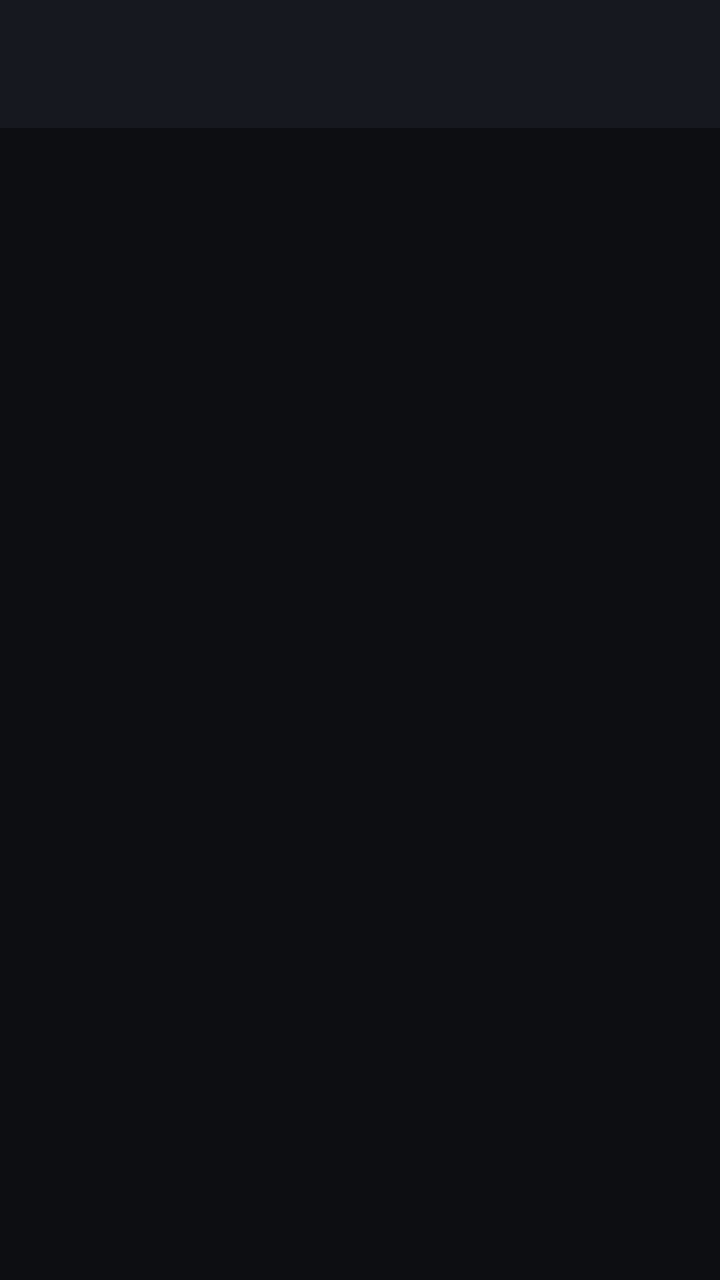
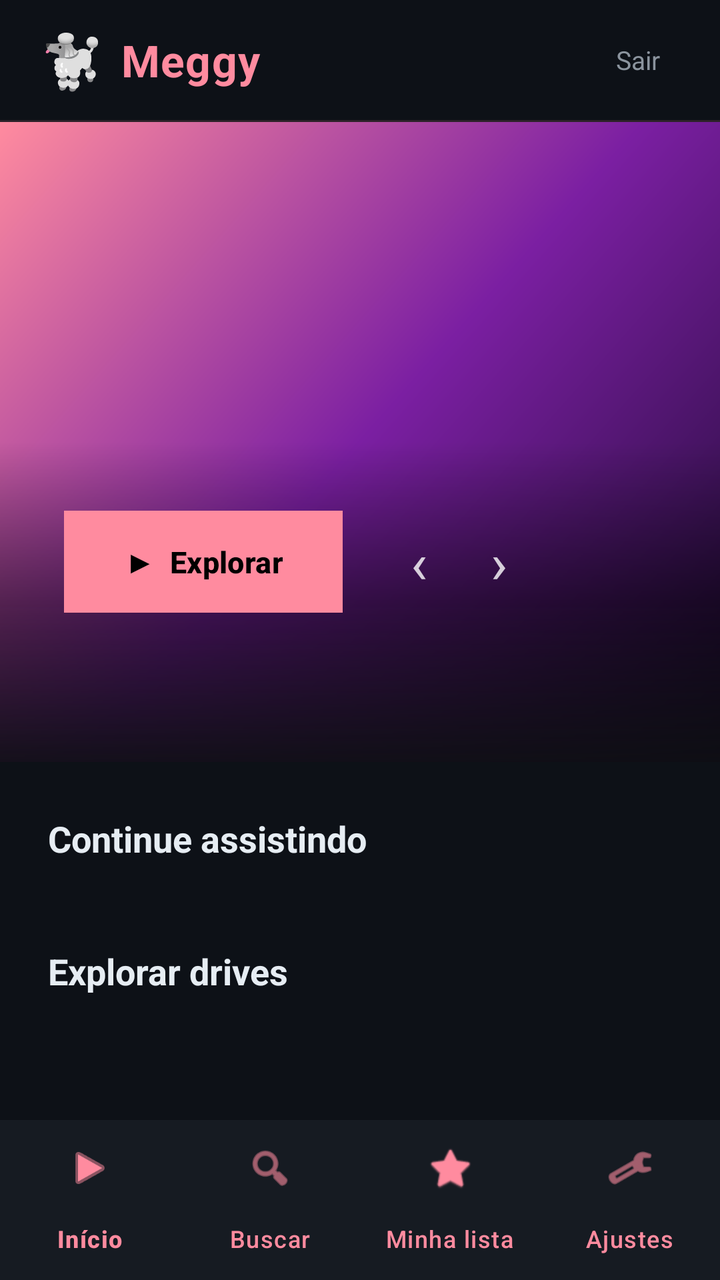

The first picture is an Android layout as it rendered before a commit; the second is the same layout after the commit. The layout source and the unified diff follow.
<!-- AndroidManifest.xml: application theme Theme.Meggy -->
<!-- res/layout/activity_home.xml -->
<?xml version="1.0" encoding="utf-8"?>
<LinearLayout xmlns:android="http://schemas.android.com/apk/res/android"
    xmlns:app="http://schemas.android.com/apk/res-auto"
    android:layout_width="match_parent"
    android:layout_height="match_parent"
    android:orientation="vertical"
    android:background="@color/md_background">

    <com.google.android.material.appbar.MaterialToolbar
        android:id="@+id/toolbar"
        android:layout_width="match_parent"
        android:layout_height="?attr/actionBarSize"
        android:background="@color/md_surface"
        android:elevation="0dp"
        app:titleTextColor="@color/md_on_surface"
        app:navigationIconTint="@color/md_on_surface" />

    <androidx.recyclerview.widget.RecyclerView
        android:id="@+id/recycler"
        android:layout_width="match_parent"
        android:layout_height="0dp"
        android:layout_weight="1"
        android:clipToPadding="false"
        android:padding="12dp"
        android:scrollbars="vertical"
        android:scrollbarFadeDuration="0" />

</LinearLayout>
<!-- resources referenced by this layout -->
<resources>
  <color name="md_background">#FF0D0E12</color>
  <color name="md_on_surface">#FFEAEAF0</color>
  <color name="md_surface">#FF16181F</color>
  <color name="md_primary">#FFFF8B9F</color>
  <color name="md_on_primary">#FF1A0A0F</color>
  <color name="md_primary_container">#FF7B1FA2</color>
  <color name="md_on_primary_container">#FFFFEAF1</color>
  <color name="md_secondary">#FFC026D3</color>
  <color name="md_on_secondary">#FF1A0A1F</color>
  <color name="md_secondary_container">#FF5A1B6E</color>
  <color name="md_on_secondary_container">#FFFBD7FF</color>
  <color name="md_surface_variant">#FF232634</color>
  <color name="md_on_background">#FFEAEAF0</color>
  <color name="md_on_surface_variant">#FFC0C4D0</color>
  <color name="md_outline">#FF3A3F4F</color>
  <color name="md_outline_variant">#FF2A2E3A</color>
  <color name="md_error">#FFCF6679</color>
  <color name="md_on_error">#FF600014</color>
  <style name="Widget.Meggy.CardView" parent="Widget.Material3.CardView.Filled">
          <item name="cardBackgroundColor">@color/md_surface_container</item>
          <item name="cardCornerRadius">20dp</item>
          <item name="cardElevation">2dp</item>
          <item name="contentPadding">0dp</item>
          <item name="strokeWidth">0dp</item>
      </style>
  <color name="md_surface_container">#FF1B1E27</color>
  <!-- unchanged entries left out for length: 1 -->
</resources>

<!-- the commit's change to res/layout/activity_home.xml (unified diff, before → after) -->
@@ -1,28 +1,258 @@
 <?xml version="1.0" encoding="utf-8"?>
 <LinearLayout xmlns:android="http://schemas.android.com/apk/res/android"
-    xmlns:app="http://schemas.android.com/apk/res-auto"
     android:layout_width="match_parent"
     android:layout_height="match_parent"
-    android:orientation="vertical"
-    android:background="@color/md_background">
-
-    <com.google.android.material.appbar.MaterialToolbar
-        android:id="@+id/toolbar"
-        android:layout_width="match_parent"
-        android:layout_height="?attr/actionBarSize"
-        android:background="@color/md_surface"
-        android:elevation="0dp"
-        app:titleTextColor="@color/md_on_surface"
-        app:navigationIconTint="@color/md_on_surface" />
-
-    <androidx.recyclerview.widget.RecyclerView
-        android:id="@+id/recycler"
+    android:background="@color/bg_primary"
+    android:orientation="vertical">
+
+    
+    <LinearLayout
+        android:layout_width="match_parent"
+        android:layout_height="60dp"
+        android:orientation="horizontal"
+        android:gravity="center_vertical"
+        android:paddingHorizontal="20dp"
+        android:background="@color/bg_primary">
+        <TextView
+            android:layout_width="wrap_content"
+            android:layout_height="wrap_content"
+            android:text="🐩"
+            android:textSize="26sp" />
+        <TextView
+            android:layout_width="wrap_content"
+            android:layout_height="wrap_content"
+            android:text="Meggy"
+            android:textSize="22sp"
+            android:textStyle="bold"
+            android:textColor="@color/meggy_pink"
+            android:layout_marginStart="8dp"
+            android:letterSpacing="0.02" />
+        <View
+            android:layout_width="0dp"
+            android:layout_height="1dp"
+            android:layout_weight="1" />
+        <TextView
+            android:id="@+id/top_sair"
+            android:layout_width="wrap_content"
+            android:layout_height="wrap_content"
+            android:text="Sair"
+            android:textColor="@color/text_secondary"
+            android:textSize="13sp"
+            android:padding="10dp"
+            android:focusable="true"
+            android:focusableInTouchMode="true"
+            android:clickable="true"
+            android:foreground="?attr/selectableItemBackground" />
+    </LinearLayout>
+
+    <View
+        android:layout_width="match_parent"
+        android:layout_height="1dp"
+        android:background="#22FF8B9F" />
+
+    
+    <androidx.core.widget.NestedScrollView
         android:layout_width="match_parent"
         android:layout_height="0dp"
         android:layout_weight="1"
-        android:clipToPadding="false"
-        android:padding="12dp"
-        android:scrollbars="vertical"
-        android:scrollbarFadeDuration="0" />
-
+        android:fillViewport="true">
+
+        <LinearLayout
+            android:layout_width="match_parent"
+            android:layout_height="wrap_content"
+            android:orientation="vertical">
+
+            
+            <FrameLayout
+                android:id="@+id/hero_root"
+                android:layout_width="match_parent"
+                android:layout_height="320dp">
+
+                
+                <View
+                    android:layout_width="match_parent"
+                    android:layout_height="match_parent"
+                    android:background="@drawable/hero_gradient" />
+
+                
+                <TextView
+                    android:id="@+id/hero_icon"
+                    android:layout_width="wrap_content"
+                    android:layout_height="wrap_content"
+                    android:layout_gravity="top|end"
+                    android:layout_margin="22dp"
+                    android:textSize="44sp"
+                    android:alpha="0.55" />
+
+                
+                <View
+                    android:layout_width="match_parent"
+                    android:layout_height="160dp"
+                    android:layout_gravity="bottom"
+                    android:background="@drawable/tile_overlay_bottom" />
+
+                
+                <LinearLayout
+                    android:layout_width="match_parent"
+                    android:layout_height="match_parent"
+                    android:orientation="vertical"
+                    android:padding="32dp"
+                    android:gravity="center_vertical">
+
+                    <TextView
+                        android:id="@+id/hero_badge"
+                        android:layout_width="wrap_content"
+                        android:layout_height="wrap_content"
+                        android:textColor="@color/meggy_pink"
+                        android:textSize="12sp"
+                        android:textStyle="bold"
+                        android:letterSpacing="0.18"
+                        android:layout_marginBottom="10dp" />
+
+                    <TextView
+                        android:id="@+id/hero_title"
+                        android:layout_width="wrap_content"
+                        android:layout_height="wrap_content"
+                        android:textColor="#FFFFFFFF"
+                        android:textSize="30sp"
+                        android:textStyle="bold"
+                        android:shadowColor="#80000000"
+                        android:shadowDx="0"
+                        android:shadowDy="2"
+                        android:shadowRadius="6"
+                        android:layout_marginBottom="12dp" />
+
+                    <TextView
+                        android:id="@+id/hero_subtitle"
+                        android:layout_width="wrap_content"
+                        android:layout_height="wrap_content"
+                        android:textColor="#B5C0CC"
+                        android:textSize="14sp"
+                        android:layout_marginBottom="22dp" />
+
+                    <LinearLayout
+                        android:layout_width="wrap_content"
+                        android:layout_height="wrap_content"
+                        android:orientation="horizontal"
+                        android:gravity="center_vertical">
+
+                        <Button
+                            android:id="@+id/hero_play"
+                            android:layout_width="wrap_content"
+                            android:layout_height="wrap_content"
+                            android:text="▶  Explorar"
+                            android:background="#FFFFFFFF"
+                            android:textColor="#FF000000"
+                            android:paddingHorizontal="30dp"
+                            android:paddingVertical="11dp"
+                            android:textAllCaps="false"
+                            android:textSize="15sp"
+                            android:textStyle="bold"
+                            android:stateListAnimator="@null"
+                            android:focusable="true"
+                            android:focusableInTouchMode="true"
+                            android:clickable="true" />
+
+                        
+                        <TextView
+                            android:id="@+id/hero_prev"
+                            android:layout_width="40dp"
+                            android:layout_height="40dp"
+                            android:layout_marginStart="18dp"
+                            android:gravity="center"
+                            android:text="‹"
+                            android:textColor="#CCFFFFFF"
+                            android:textSize="28sp"
+                            android:background="?attr/selectableItemBackgroundBorderless"
+                            android:clickable="true"
+                            android:focusable="true" />
+                        <TextView
+                            android:id="@+id/hero_next"
+                            android:layout_width="40dp"
+                            android:layout_height="40dp"
+                            android:gravity="center"
+                            android:text="›"
+                            android:textColor="#CCFFFFFF"
+                            android:textSize="28sp"
+                            android:background="?attr/selectableItemBackgroundBorderless"
+                            android:clickable="true"
+                            android:focusable="true" />
+                    </LinearLayout>
+                </LinearLayout>
+
+                
+                <LinearLayout
+                    android:id="@+id/hero_dots"
+                    android:layout_width="wrap_content"
+                    android:layout_height="wrap_content"
+                    android:layout_gravity="bottom|end"
+                    android:layout_margin="20dp"
+                    android:orientation="horizontal" />
+            </FrameLayout>
+
+            
+            <TextView
+                android:id="@+id/label_continue"
+                android:layout_width="wrap_content"
+                android:layout_height="wrap_content"
+                android:text="Continue assistindo"
+                android:textColor="@color/text_primary"
+                android:textSize="18sp"
+                android:textStyle="bold"
+                android:paddingHorizontal="24dp"
+                android:paddingTop="26dp"
+                android:paddingBottom="12dp" />
+
+            <androidx.recyclerview.widget.RecyclerView
+                android:id="@+id/rail_continue"
+                android:layout_width="match_parent"
+                android:layout_height="wrap_content"
+                android:clipToPadding="false"
+                android:paddingHorizontal="20dp"
+                android:nestedScrollingEnabled="false" />
+
+            
+            <TextView
+                android:layout_width="wrap_content"
+                android:layout_height="wrap_content"
+                android:text="Explorar drives"
+                android:textColor="@color/text_primary"
+                android:textSize="18sp"
+                android:textStyle="bold"
+                android:paddingHorizontal="24dp"
+                android:paddingTop="30dp"
+                android:paddingBottom="12dp" />
+
+            <androidx.recyclerview.widget.RecyclerView
+                android:id="@+id/rail_drives"
+                android:layout_width="match_parent"
+                android:layout_height="wrap_content"
+                android:clipToPadding="false"
+                android:paddingHorizontal="20dp"
+                android:paddingBottom="8dp"
+                android:nestedScrollingEnabled="false" />
+
+            
+            <TextView
+                android:id="@+id/footer_version"
+                android:layout_width="match_parent"
+                android:layout_height="wrap_content"
+                android:textColor="@color/text_muted"
+                android:textSize="12sp"
+                android:gravity="center"
+                android:paddingVertical="24dp" />
+        </LinearLayout>
+    </androidx.core.widget.NestedScrollView>
+
+    
+    <com.google.android.material.bottomnavigation.BottomNavigationView
+        android:id="@+id/bottom_nav"
+        android:layout_width="match_parent"
+        android:layout_height="wrap_content"
+        android:background="@color/bg_surface"
+        app:labelVisibilityMode="labeled"
+        app:itemTextColor="@color/meggy_pink"
+        app:itemIconTint="@color/meggy_pink"
+        app:menu="@menu/bottom_nav"
+        xmlns:app="http://schemas.android.com/apk/res-auto" />
 </LinearLayout>
<!-- resource entries referenced after the edit -->
@@ -1,5 +1,33 @@
 <!-- resources referenced by this layout -->
 <resources>
+  <color name="bg_primary">#0D1117</color>
+  <color name="bg_surface">#161B22</color>
+  <color name="meggy_pink">#FFFF8B9F</color>
+  <color name="text_muted">#484F58</color>
+  <color name="text_primary">#E6EDF3</color>
+  <color name="text_secondary">#8B949E</color>
+  <!-- drawable hero_gradient (drawable) -->
+  <?xml version="1.0" encoding="utf-8"?>
+  <shape xmlns:android="http://schemas.android.com/apk/res/android" android:shape="rectangle">
+      <gradient
+          android:startColor="#FF1A0A2E"
+          android:centerColor="#FF7B1FA2"
+          android:endColor="#FFFF8B9F"
+          android:angle="135"
+          android:type="linear" />
+  </shape>
+  <!-- drawable tile_overlay_bottom (drawable) -->
+  <?xml version="1.0" encoding="utf-8"?>
+  <shape xmlns:android="http://schemas.android.com/apk/res/android"
+      android:shape="rectangle">
+      <gradient
+          android:startColor="#00000000"
+          android:centerColor="#80000000"
+          android:endColor="#F00D0E12"
+          android:angle="270"
+          android:type="linear" />
+      <corners android:radius="0dp" />
+  </shape>
   <color name="md_background">#FF0D0E12</color>
   <color name="md_on_surface">#FFEAEAF0</color>
   <color name="md_surface">#FF16181F</color>
